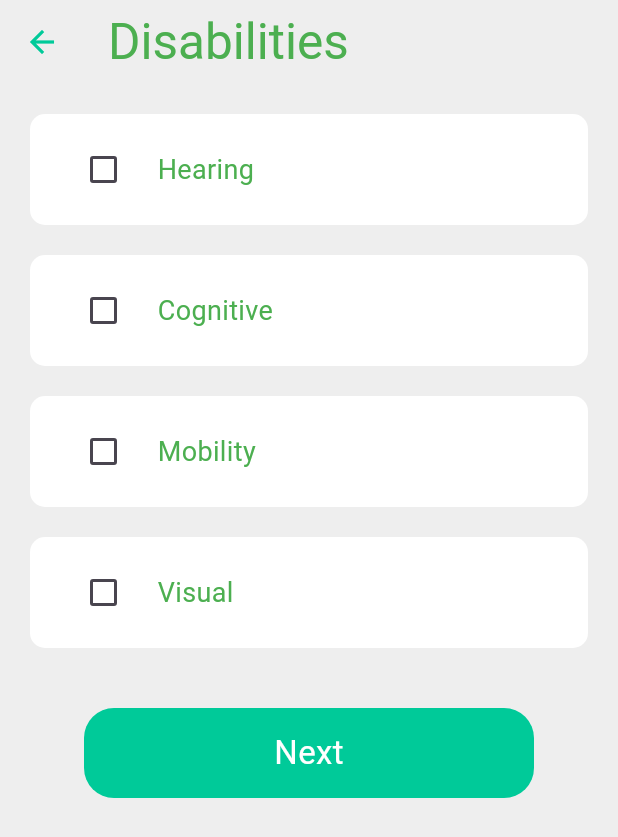
After one commit to eDemy-SIH/eDemy-App, a Flutter app: the Disabilities screen opened by its route, on a phone screen of 412 x 824 dp. The commit adds this screen. Shown: the top 837 px of the screen. Run offline on Flutter 3.47's test engine with Material 3 defaults, Android fonts, the light colour scheme and no system bars; our stand-ins replace cloud_firestore, firebase_auth, firebase_core, google_sign_in, hive, hive_flutter and 4 more; accounts and stored records are empty.

Commit message:
final commit

```diff
--- a/lib/db/db.dart
+++ b/lib/db/db.dart
@@ -109,6 +109,41 @@ class BasicDB{
   }
 }
 
+
+class HealthDb{
+
+  final healthbox = Hive.box("HealthInfo-db");
+
+
+  bool visual=false;
+  bool cognitive=false;
+  bool mobility=false;
+  bool hearing=false;
+
+  void createInitialInfo() {
+     visual=false;
+     cognitive=false;
+     mobility=false;
+     hearing=false;
+  }
+
+  //load data from db
+  void loadDataInfo() {
+    visual=healthbox.get("VISUAL");
+    cognitive=healthbox.get("COGNITIVE");
+    mobility=healthbox.get("MOBILITY");
+    hearing=healthbox.get("HEARING");
+  }
+
+  //update data
+  void updateDbInfo() {
+    healthbox.put("VISUAL", visual);
+    healthbox.put("COGNITIVE", cognitive);
+    healthbox.put("MOBILITY", mobility);
+    healthbox.put("HEARING", hearing);
+  }
+}
+
 class RecommendedDb{
 
   List<String> userSelections =['phyhon','doctor','civils','atc'];
--- a/lib/main.dart
+++ b/lib/main.dart
@@ -14,8 +14,10 @@ import 'package:sih_app/category%20pages/medicine.dart';
 import 'package:sih_app/firebase_options.dart';
 import 'package:sih_app/pages/aichat.dart';
 import 'package:sih_app/pages/career_details.dart';
+import 'package:sih_app/pages/character_start.dart';
 import 'package:sih_app/pages/discover_jobs.dart';
 import 'package:sih_app/pages/character.dart';
+import 'package:sih_app/pages/health_info.dart';
 
 import 'package:sih_app/pages/login.dart';
 
@@ -41,12 +43,12 @@ void main() async{
   await Hive.openBox("Aptitude_db");
   await Hive.openBox("BasicInfo-db");
   await Hive.openBox("Recommended_db");
+  await Hive.openBox("HealthInfo-db");
 
 
     WidgetsFlutterBinding.ensureInitialized();
     await Firebase.initializeApp(options: DefaultFirebaseOptions.currentPlatform);
     runApp(MyApp());
-
 
 
 }
@@ -86,11 +88,12 @@ class _MyAppState extends State<MyApp> {
         Myroutes.getStartedRoute: (context) => GetStarted(),
         Myroutes.homeRoute: (context) => HomePage(),
         Myroutes.basicInfoRoute: (context) => StudentInfo(),
-        // Myroutes.educationInfoRoute: (context) => EducationInfo(),
+        Myroutes.disabilitiesRoute: (context) => Disabilities(),
 
         Myroutes.discoverRoute: (context) => DiscoverCareers(),
         Myroutes.careerDetailsRoute: (context) => CareerPage(careerId: 'doctor'),
         Myroutes.reportRoute: (context) => UserReport(),
+        Myroutes.characterStartRoute: (context) => CharacterStart(),
 
 
         Myroutes.engineerListRote: (context) => EngineeringListPage(),
--- a/lib/pages/character.dart
+++ b/lib/pages/character.dart
@@ -111,7 +111,7 @@ class _AptitudeTestState extends State<AptitudeTest> {
                 Padding(
                   padding: EdgeInsets.only(top: 40,left: 20,right: 20),
                   child:
-                  (counter == 10 || counter == 20) ? null:
+                  (counter == 10 || counter == 21) ? null:
                   Text(
                     question.question,
                     style:  TextStyle(fontSize: 20, fontFamily: 'FontMain'),
@@ -126,7 +126,7 @@ class _AptitudeTestState extends State<AptitudeTest> {
                   counter == 10?
                   MotivateForTest(question: 'You Are Doing Great ! Keep Going !', ):
 
-                  counter==20?
+                  counter==21?
                   MotivateForTest(question: 'You Are Doing Great ! Just A Few More Questions !', ):
 
                   ListView.builder(
@@ -173,7 +173,7 @@ class _AptitudeTestState extends State<AptitudeTest> {
                           onTap: () => {
 
                             selectedAnswerIndex!=null ? goNext() :
-                            (counter == 10 || counter == 20) ? goNext():
+                            (counter == 10 || counter == 21) ? goNext():
                             null
                             },
                           child: NextButton(text: "Next")
--- a/lib/pages/get_started.dart
+++ b/lib/pages/get_started.dart
@@ -34,7 +34,7 @@ class _GetStartedState extends State<GetStarted> {
             Onboarding(
               title: "Discover Unique Careers",
               subtitle: "Discover all ways to pursue your career from our extensive career roadmaps for all types of jobs acrross multiple fields.",
-              imagestring: "assets/images/student2.png",
+              imagestring: "assets/images/student1.png",
             ),
             Onboarding(
               title: "AI And Counselor Support",
--- /dev/null
+++ b/lib/pages/health_info.dart
@@ -0,0 +1,284 @@
+import 'package:flutter/material.dart';
+import 'package:sih_app/utils/routes.dart';
+import 'package:sih_app/widgets/next_buttons.dart';
+import 'package:velocity_x/velocity_x.dart';
+
+
+class Disabilities extends StatefulWidget {
+  @override
+  _DisabilitiesState createState() => _DisabilitiesState();
+}
+
+class _DisabilitiesState extends State<Disabilities> {
+   final formKey = GlobalKey<FormState>();
+  bool isTest = false;
+
+  // //reference the hive box
+  // final mybox = Hive.box("PARQ_db");
+  // //list of to do tasks
+  // ParqDatabase db = ParqDatabase();
+
+  String medicalVal = "false";
+
+
+  bool isVisual = false;
+  bool isCognitive= false;
+  bool isMobility = false;
+  bool isHearing = false;
+
+  // @override
+  // void initState() {
+  //   // //first time app? default data
+  //   // //if(mybox.get("MED")==null||mybox.get("HEL")==null){
+  //   // //db.createInitialHealth();
+  //   // //}
+  //   // //already exist data
+  //   // //else{
+  //   // //db.loadDataHealth();
+  //   // //}
+
+  //   // //retake Test?
+  //   // if (mybox.get("ISTEST") == null) {
+  //   //   db.createInitialTest();
+  //   //   isTest = db.isTest;
+  //   // }
+  //   // //test already taken
+  //   // else {
+  //   //   db.loadDataTest();
+  //   //   isTest = db.isTest;
+  //   }
+  //   super.initState();
+  //   // db.updateDbTest();
+  //   // db.updateDbHealth();
+  // }
+
+  _saveForm() {
+    // setState(() {
+    //   db.medicalVal = medicalVal;
+    //   db.healthVal = healthVal;
+    //   db.isTest = !db.isTest;
+    // });
+
+    var form = formKey.currentState!;
+    if (form.validate()) {
+      form.save();
+      setState(() {
+        //_myActivitiesResult = _myActivities.toString();
+      });
+      Future.delayed(Duration(seconds: 1));
+      Navigator.pushNamed(context, Myroutes.aptitudeRoute);
+    }
+    medicalVal = "";
+    // db.updateDbTest();
+    // db.updateDbHealth();
+  }
+
+  @override
+  Widget build(BuildContext context) {
+    return Scaffold(
+      backgroundColor: context.canvasColor,
+      appBar: AppBar(
+        backgroundColor: Colors.transparent,
+        title: "Disabilities".text.xl2.color(context.primaryColor).make(),
+      ),
+      body: SingleChildScrollView(
+        child: Center(
+          child: Form(
+            key: formKey,
+            child: Column(
+              mainAxisAlignment: MainAxisAlignment.start,
+              children: [
+                Padding(
+                  padding: const EdgeInsets.only(left: 20, right: 20, top: 20),
+                  child: Container(
+
+                    //Heart Problems
+                    padding: const EdgeInsets.all(5),
+                    // ignore: sort_child_properties_last
+                    child: Row(
+                      children: [
+                        Theme(
+                          data: ThemeData(
+                            unselectedWidgetColor: context.cardColor,
+                          ),
+                          child: Checkbox(
+                            value: isHearing,
+                            onChanged: ((value) {
+                              setState(() {
+                                isHearing = value!;
+                                medicalVal = "true";
+                              });
+                            }),
+                            activeColor: context.cardColor,
+                          ).px12(),
+                        ),
+                        Text(
+                          "Hearing",
+                          style: TextStyle(
+                            fontSize: 18,
+                            color: context.primaryColor,
+                            decorationThickness: 2,
+                          ),
+                        ),
+                      ],
+                    ).p8(),
+                    decoration: BoxDecoration(
+                        color: context.theme.splashColor,
+                        borderRadius: BorderRadius.circular(10)),
+                  ),
+                ),
+                Padding(
+                  padding: const EdgeInsets.only(left: 20, right: 20, top: 20),
+                  child: Container(
+
+                    //Heart Problems
+                    padding: const EdgeInsets.all(5),
+                    // ignore: sort_child_properties_last
+                    child: Row(
+                      children: [
+                        Theme(
+                          data: ThemeData(
+                            unselectedWidgetColor: context.cardColor,
+                          ),
+                          child: Checkbox(
+                            value: isCognitive,
+                            onChanged: ((value) {
+                              setState(() {
+                                isCognitive = value!;
+                                medicalVal = "true";
+                              });
+                            }),
+                            activeColor: context.cardColor,
+                          ).px12(),
+                        ),
+                        Text(
+                          "Cognitive",
+                          style: TextStyle(
+                            fontSize: 18,
+                            color: context.primaryColor,
+                            decorationThickness: 2,
+                          ),
+                        ),
+                      ],
+                    ).p8(),
+                    decoration: BoxDecoration(
+                        color: context.theme.splashColor,
+                        borderRadius: BorderRadius.circular(10)),
+                  ),
+                ),
+                Padding(
+                  padding: const EdgeInsets.only(left: 20, right: 20, top: 20),
+                  child: Container(
+
+                    //Heart Problems
+                    padding: const EdgeInsets.all(5),
+                    // ignore: sort_child_properties_last
+                    child: Row(
+                      children: [
+                        Theme(
+                          data: ThemeData(
+                            unselectedWidgetColor: context.cardColor,
+                          ),
+                          child: Checkbox(
+                            value: isMobility,
+                            onChanged: ((value) {
+                              setState(() {
+                                isMobility = value!;
+                                medicalVal = "true";
+                              });
+                            }),
+                            activeColor: context.cardColor,
+                          ).px12(),
+                        ),
+                        Text(
+                          "Mobility",
+                          style: TextStyle(
+                            fontSize: 18,
+                            color: context.primaryColor,
+                            decorationThickness: 2,
+                          ),
+                        ),
+                      ],
+                    ).p8(),
+                    decoration: BoxDecoration(
+                        color: context.theme.splashColor,
+                        borderRadius: BorderRadius.circular(10)),
+                  ),
+                ),
+                Padding(
+                  padding: const EdgeInsets.only(left: 20, right: 20, top: 20),
+                  child: Container(
+
+                    //Heart Problems
+                    padding: const EdgeInsets.all(5),
+                    // ignore: sort_child_properties_last
+                    child: Row(
+                      children: [
+                        Theme(
+                          data: ThemeData(
+                            unselectedWidgetColor: context.cardColor,
+                          ),
+                          child: Checkbox(
+                            value: isVisual,
+                            onChanged: ((value) {
+                              setState(() {
+                                isVisual = value!;
+                                medicalVal = "true";
+                              });
+                            }),
+                            activeColor: context.cardColor,
+                          ).px12(),
+                        ),
+                        Text(
+                          "Visual",
+                          style: TextStyle(
+                            fontSize: 18,
+                            color: context.primaryColor,
+                            decorationThickness: 2,
+                          ),
+                        ),
+                      ],
+                    ).p8(),
+                    decoration: BoxDecoration(
+                        color: context.theme.splashColor,
+                        borderRadius: BorderRadius.circular(10)),
+                  ),
+                ),
+
+                const SizedBox(height:40),
+
+
+
+                Center(
+                  child: Padding(
+                  padding: const EdgeInsets.only(left:20,right: 20,bottom: 20),
+                  child: GestureDetector(
+                    onTap: () => {
+                      _saveForm()
+                    },
+                    child: NextButton(text: "Next")
+                  ),
+                ),
+                ),
+                // GestureDetector(
+                //   onTap: (() async {
+                //     // final url = Uri.parse(
+                //     //     'https://github.com/Remedy-Technologies/yogcare-public-info/blob/main/disclaimer.md');
+                //     // launchUrl(url);
+                //   }),
+                //   child: const Padding(
+                //     padding: EdgeInsets.only(top: 5, bottom: 2),
+                //     child: Text(
+                //       "DISCLAIMER",
+                //       style: TextStyle(color: Colors.blue, fontSize: 12),
+                //     ),
+                //   ),
+                // ),
+              ],
+            ),
+          ),
+        ),
+      ),
+    );
+  }
+}
--- a/lib/pages/login.dart
+++ b/lib/pages/login.dart
@@ -251,10 +251,10 @@ class _LoginPageState extends State<LoginPage> {
                       });
                     },
                     child: Container(
-                        padding: const EdgeInsets.fromLTRB(15, 10, 15, 10),
+                        padding: const EdgeInsets.fromLTRB(25, 15, 25, 15),
                         decoration: BoxDecoration(
                             border: Border.all(color: context.canvasColor),
-                            color: context.canvasColor,
+                            color: context.theme.splashColor,
                             borderRadius: BorderRadius.circular(15)),
                         child: isLoading
                             ? Row(
--- a/lib/pages/register.dart
+++ b/lib/pages/register.dart
@@ -258,7 +258,7 @@ class _RegisterPageState extends State<RegisterPage> {
                         padding: const EdgeInsets.fromLTRB(15, 10, 15, 10),
                         decoration: BoxDecoration(
                             border: Border.all(color: context.canvasColor),
-                            color: context.canvasColor,
+                            color: context.theme.splashColor,
                             borderRadius: BorderRadius.circular(15)),
                         child: isLoading
                             ? Row(
--- a/lib/pages/student_info.dart
+++ b/lib/pages/student_info.dart
@@ -99,7 +99,7 @@ class _StudentInfoState extends State<StudentInfo> {
     });
     if (formKey.currentState!.validate()) {
       Future.delayed(Duration(seconds: 1));
-      Navigator.pushNamed(context, Myroutes.aptitudeRoute);
+      Navigator.pushNamed(context, Myroutes.characterStartRoute);  //aptiroute
     }
     usercontroller.clear();
     // weightcontroller.clear();
--- a/lib/utils/ai-chat-receive.dart
+++ b/lib/utils/ai-chat-receive.dart
@@ -2,7 +2,7 @@ import 'dart:convert';
 import 'package:http/http.dart' as http;
 
 Future<String> fetchChatbotResponse(String userMessage) async {
-  final apiKey = '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';
+  final apiKey = 'YOUR_API_KEY';
   final modelId = 'gpt-3.5-turbo';
   final apiUrl = 'https://api.openai.com/v1/chat/completions';
 
--- a/lib/utils/routes.dart
+++ b/lib/utils/routes.dart
@@ -12,6 +12,8 @@ class Myroutes{
   static String reportRoute = "/report";
   static String skillStartRoute = "/skillStart";
   static String skillQuestionsRoute = "/skillQuestion";
+  static String disabilitiesRoute = "/disabilities";
+  static String characterStartRoute = "/charStart";
 
   // category pages
   static String engineerListRote = "/engineer";
--- a/lib/widgets/drawer.dart
+++ b/lib/widgets/drawer.dart
@@ -189,8 +189,8 @@ class _AppDrawerState extends State<AppDrawer> {
 
             ListTile(
               onTap: () async {
-              //  final url = Uri.parse('https://edemy-32175.vercel.app/index.html');
-              // launchUrl(url);
+               final url = Uri.parse('https://edemy-32175.vercel.app/index.html');
+              launchUrl(url);
               },
               //5th Title
               leading: Icon(
```
Also changed, not shown: lib/pages/character_start.dart (added, +73 -0 lines), lib/pages/skill_questions.dart (+10 -10 lines), lib/pages/user_report.dart (+4 -4 lines), pubspec.yaml (+8 -0 lines), assets/images/favicon.png (added), assets/images/icon.png (added), pubspec.lock, 19 other files.
